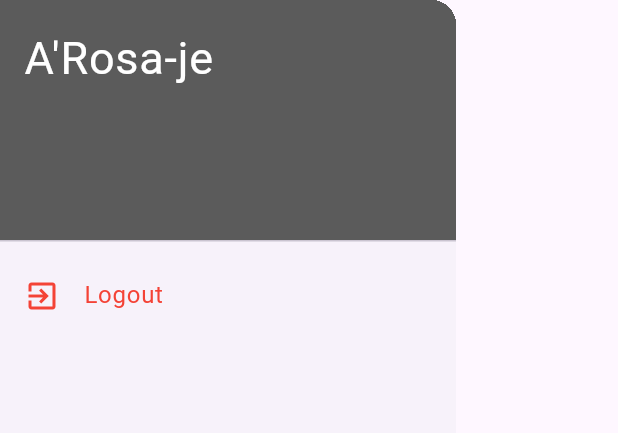
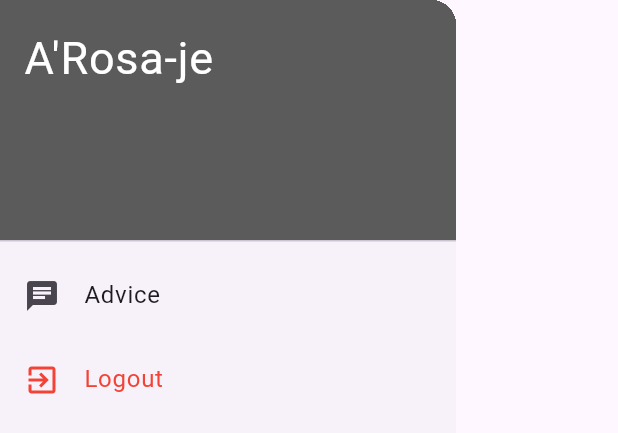
Before and after one commit to EPSI-Leo/MSPR-a_rosa_je, a Flutter app: the HomeDrawer widget shown alone on an empty page, opened directly, on a phone screen of 412 x 824 dp. Shown: the top 433 px of the screen. Run offline on Flutter 3.47's test engine with Material 3 defaults, Android fonts, the phone set to English and light mode, and no system bars; our stand-ins replace camera, flutter_map, flutter_riverpod, flutter_secure_storage, freezed_annotation, gap and 5 more; accounts and stored records are empty; generated files the repository leaves out were written again.

Commit message:
add advice page

```diff
--- a/lib/core/l10n/arb/core_en.arb
+++ b/lib/core/l10n/arb/core_en.arb
@@ -91,5 +91,6 @@
   "skip":"Skip",
   "continues":"Continue",
   "confirm":"Confirm",
+  "advice":"Advice",
   "invalidCode":"Username invalid"
 }
--- a/lib/core/l10n/arb/core_fr.arb
+++ b/lib/core/l10n/arb/core_fr.arb
@@ -93,5 +93,6 @@
   "skip":"Passer",
   "continues":"Continuer",
   "confirm":"Confirmer",
+  "advice":"Conseils",
   "invalidCode":"Identifiant invalide"
 }
--- a/lib/core/l10n/core_localizations.dart
+++ b/lib/core/l10n/core_localizations.dart
@@ -585,6 +585,12 @@
   /// **'Confirm'**
   String get confirm;
 
+  /// No description provided for @advice.
+  ///
+  /// In en, this message translates to:
+  /// **'Advice'**
+  String get advice;
+
   /// No description provided for @invalidCode.
   ///
   /// In en, this message translates to:
--- a/lib/core/l10n/core_localizations_en.dart
+++ b/lib/core/l10n/core_localizations_en.dart
@@ -251,5 +251,8 @@
   String get confirm => 'Confirm';
 
   @override
+  String get advice => 'Advice';
+
+  @override
   String get invalidCode => 'Username invalid';
 }
--- a/lib/core/l10n/core_localizations_fr.dart
+++ b/lib/core/l10n/core_localizations_fr.dart
@@ -251,5 +251,8 @@
   String get confirm => 'Confirmer';
 
   @override
+  String get advice => 'Conseils';
+
+  @override
   String get invalidCode => 'Identifiant invalide';
 }
--- a/lib/modules/drawer/home_drawer.dart
+++ b/lib/modules/drawer/home_drawer.dart
@@ -34,6 +34,13 @@
             },
           ),*/
           ListTile(
+            leading: const Icon(Icons.chat),
+            title: Text(coreL10n.advice),
+            onTap: () {
+              context.goNamed(AppRoute.advice.name);
+            },
+          ),
+          ListTile(
             leading: const Icon(Icons.exit_to_app, color: Colors.red),
             title: Text(coreL10n.disconnect,
                 style: const TextStyle(color: Colors.red)),
--- a/lib/router/router.dart
+++ b/lib/router/router.dart
@@ -1,4 +1,5 @@
 import 'package:arosa_je/core/core.dart';
+import 'package:arosa_je/modules/advice/view.dart';
 import 'package:arosa_je/modules/app/app.dart';
 import 'package:arosa_je/modules/auth/login/view.dart';
 import 'package:arosa_je/modules/auth/register/view.dart';
@@ -35,8 +36,14 @@
 
                     return const HomeView();
                   },
-                  routes: const [
-
+                  routes: [
+                    GoRoute(
+                      path: AppRoute.advice.path,
+                      name: AppRoute.advice.name,
+                      builder: (context, state) {
+                        return const AdviceView();
+                      },
+                    ),
                   ],
                 ),
               ],
@@ -57,5 +64,5 @@
   static const AppRoute home = AppRoute._('home', 'home');
   static const AppRoute camera = AppRoute._('camera', 'camera');
   static const AppRoute preview = AppRoute._('preview', 'preview');
-  static const AppRoute journeys = AppRoute._('journeys', 'journeys');
+  static const AppRoute advice = AppRoute._('advice', 'advice');
 }
```
Also changed, not shown: lib/modules/advice/view.dart (added, +27 -0 lines), lib/router/router.g.dart.
